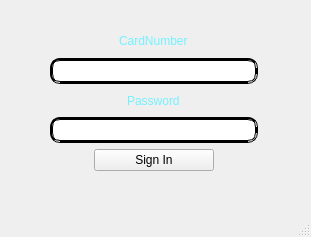
Before: the Qt Designer form viewauth.ui in C-Rayan/COMP3004A1, drawn with Qt 5.
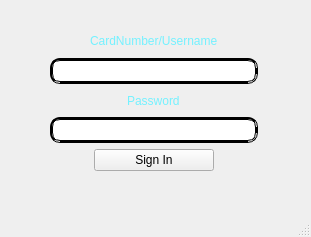
After: the same form once the commit is applied.

```diff
--- a/viewauth.ui
+++ b/viewauth.ui
@@ -54,7 +54,7 @@
 }</string>
        </property>
        <property name="text">
-        <string>CardNumber</string>
+        <string>CardNumber/Username</string>
        </property>
       </widget>
      </item>
```
